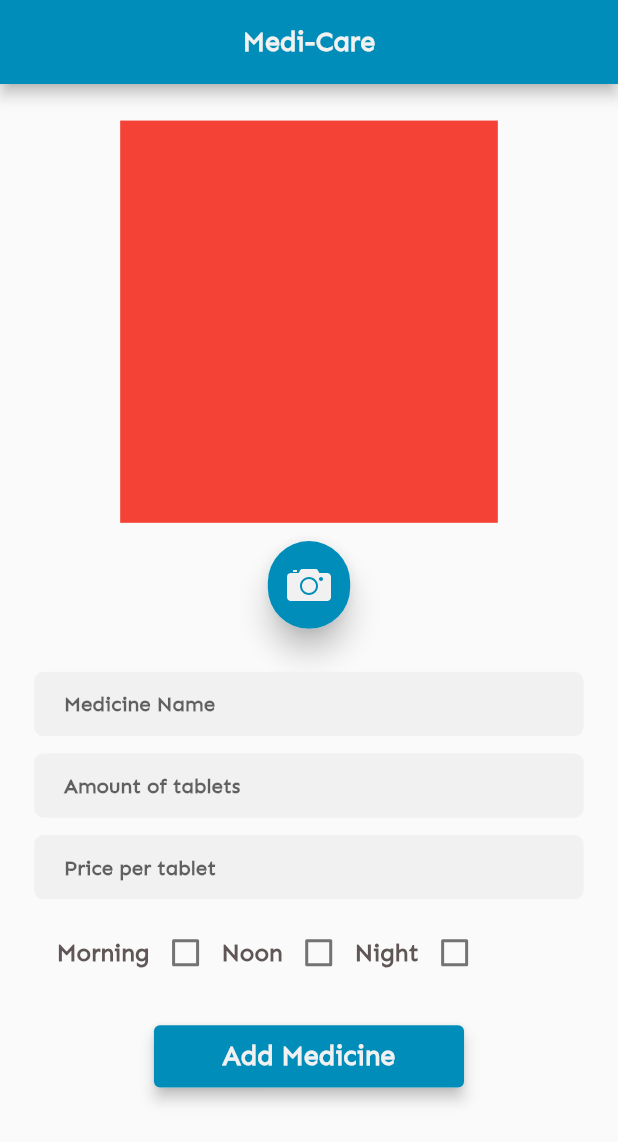
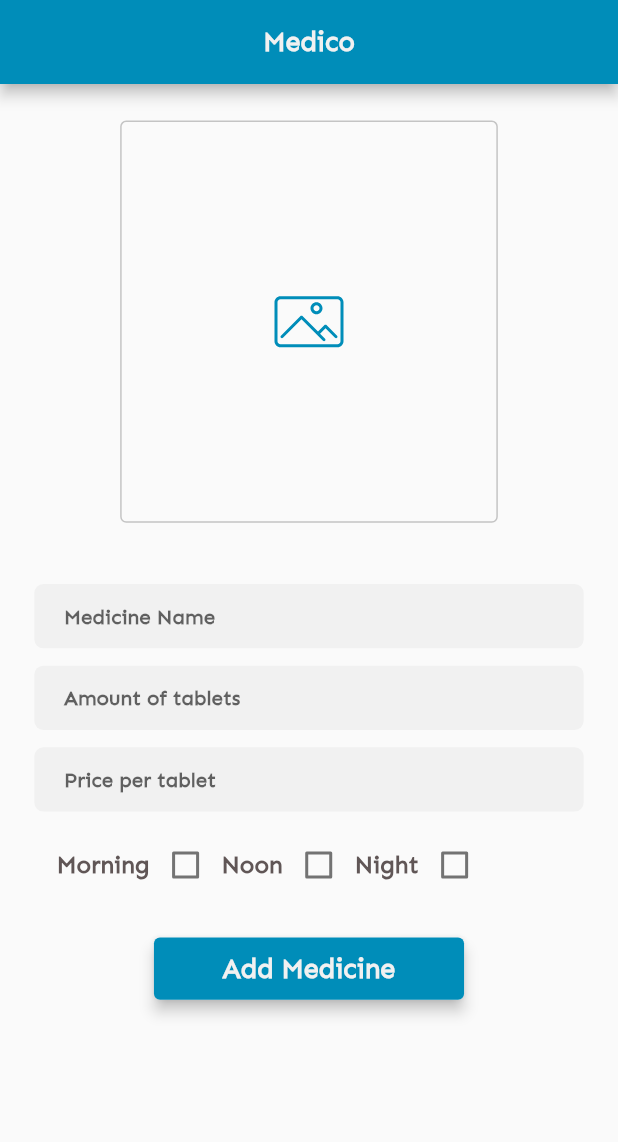
Before and after one commit to SatyamX64/mlh, a Flutter app: the AddMedicineScreen screen opened directly, on a phone screen of 412 x 824 dp. Shown: the top 1142 px of the screen. Run offline on Flutter 3.47's test engine with Material 2 defaults, Android fonts, the phone set to English and light mode, and no system bars; our stand-ins replace flutter_svg; missing offline and left inert: qrscan.

```diff
--- a/medical_store/lib/const.dart
+++ b/medical_store/lib/const.dart
@@ -17,7 +17,7 @@ final appbar = AppBar(
   centerTitle: true,
   leading: Container(),
   title: Text(
-    'Medi-Care',
+    'Medico',
     style: primaryTextstyle,
   ),
 );
--- a/medical_store/lib/screens/add_medicine_screen.dart
+++ b/medical_store/lib/screens/add_medicine_screen.dart
@@ -1,9 +1,9 @@
 import 'package:flutter/material.dart';
 import 'package:flutter/services.dart';
+import 'package:flutter_svg/flutter_svg.dart';
 import 'package:medicalstore/const.dart';
 import 'package:medicalstore/models/medicine.dart';
 import 'package:medicalstore/widgets/add_medicine_button.dart';
-import 'package:medicalstore/widgets/capture_button.dart';
 
 class AddMedicineScreen extends StatefulWidget {
   @override
@@ -31,14 +31,16 @@ class _AddMedicineScreenState extends State<AddMedicineScreen> {
             children: [
               Center(
                 child: Container(
-                  margin: EdgeInsets.only(bottom: size.height * 0.01479),
-                  height: size.height * 0.32544,
-                  width: size.width * 0.6111,
-                  color: Colors.red,
-                ),
+                    decoration: BoxDecoration(
+                        borderRadius: BorderRadius.circular(4),
+                        border: Border.all(width: 1, color: Color(0xffc4c4c4))),
+                    margin: EdgeInsets.only(bottom: size.height * 0.01479),
+                    height: size.height * 0.32544,
+                    width: size.width * 0.6111,
+                    child: Center(
+                      child: SvgPicture.asset('icons/image.svg'),
+                    )),
               ),
-              //capture button
-              CaptureButton(size: size),
               Padding(
                 padding: EdgeInsets.only(bottom: size.height * 0.03479),
               ),
--- a/medical_store/lib/screens/billing_screen.dart
+++ b/medical_store/lib/screens/billing_screen.dart
@@ -5,6 +5,7 @@ import 'package:medicalstore/models/bill.dart';
 import 'package:medicalstore/models/medicine.dart';
 import 'package:medicalstore/screens/homepage.dart';
 import 'package:medicalstore/widgets/baseContaine.dart';
+import 'package:qrscan/qrscan.dart' as scanner;
 
 class BillingScreen extends StatefulWidget {
   final List<Medicine> bill;
@@ -15,13 +16,18 @@ class BillingScreen extends StatefulWidget {
 }
 
 class _BillingScreenState extends State<BillingScreen> {
-  int total;
+  int total = 0;
   @override
   void initState() {
     super.initState();
-    for (int i = 0; i < widget.bill.length; i++)
+    for (int i = 0; i < widget.bill.length; i++) {
       total += widget.bill[i].amount * widget.bill[i].pricePerTablet;
+    }
   }
+
+  // generateQR(){
+
+  // }
 
   @override
   Widget build(BuildContext context) {
--- a/medical_store/lib/widgets/capture_button.dart
+++ /dev/null
@@ -1,36 +0,0 @@
-import 'package:flutter/material.dart';
-import 'package:flutter_svg/flutter_svg.dart';
-
-class CaptureButton extends StatelessWidget {
-  const CaptureButton({
-    Key key,
-    @required this.size,
-  }) : super(key: key);
-
-  final Size size;
-
-  @override
-  Widget build(BuildContext context) {
-    return GestureDetector(
-      child: Material(
-        borderRadius: BorderRadius.circular(size.width * 0.0833),
-        elevation: 8,
-        child: Container(
-          width: size.width * 0.1333,
-          height: size.height * 0.071,
-          decoration: BoxDecoration(
-              color: Color(0xff008db9),
-              borderRadius: BorderRadius.circular(size.width * 0.0833)),
-          child: Center(
-            child: SvgPicture.asset(
-              'icons/capture.svg',
-              height: size.height * 0.04142,
-              width: size.width * 0.0777,
-              color: Color(0xfff1f1f1),
-            ),
-          ),
-        ),
-      ),
-    );
-  }
-}
```
Also changed, not shown: medical_store/icons/image.svg (added), 2 other files.
